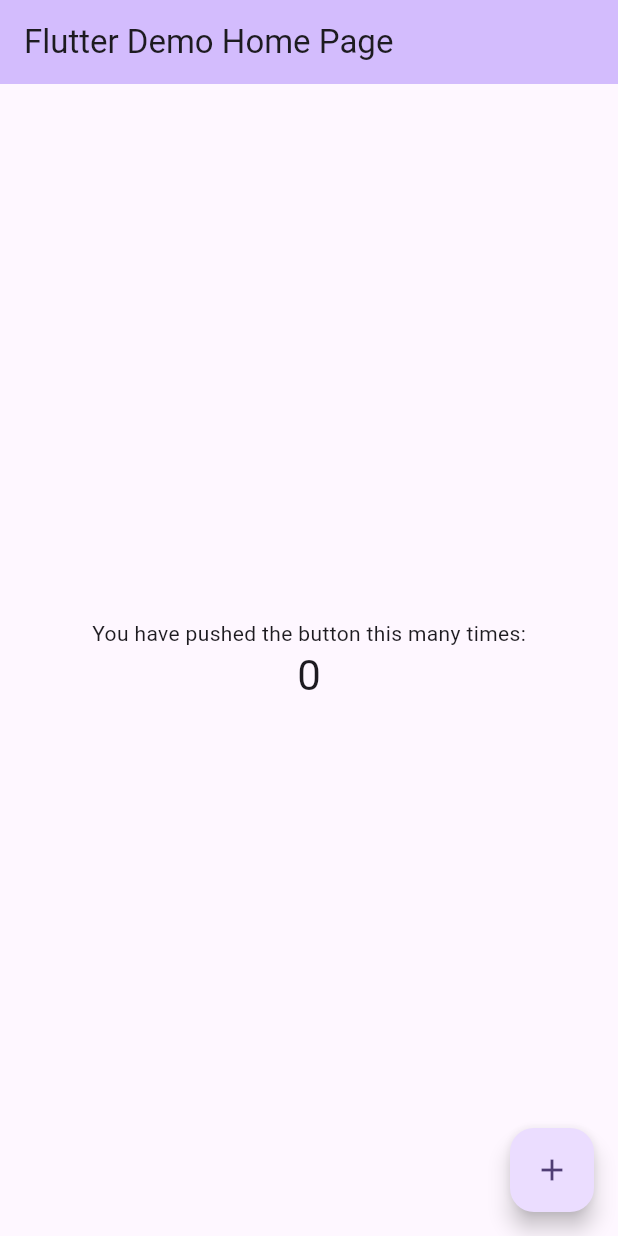
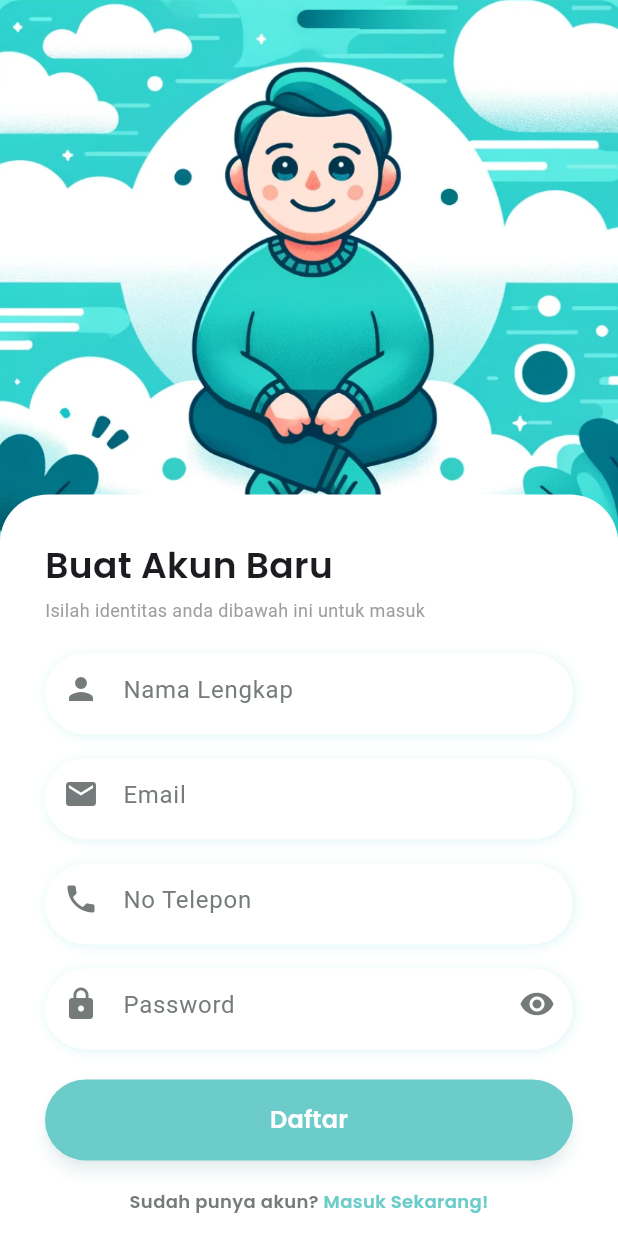
Before and after one commit to bayuhadi863/penstore-ecommerce-mobile-app, a Flutter app: the screen it shows after launch, on a phone screen of 412 x 824 dp. Run offline on Flutter 3.47's test engine with Material 3 defaults, Android fonts, the light colour scheme and no system bars.

Commit message:
login and register ui

```diff
--- a/lib/main.dart
+++ b/lib/main.dart
@@ -1,6 +1,12 @@
 import 'package:flutter/material.dart';
+import 'package:flutter/services.dart';
+import 'package:penstore/screens/auth/register_screen.dart';
 
 void main() {
+  WidgetsFlutterBinding.ensureInitialized();
+  SystemChrome.setPreferredOrientations([
+    DeviceOrientation.portraitUp,
+  ]);
   runApp(const MyApp());
 }
 
@@ -11,7 +17,8 @@
   @override
   Widget build(BuildContext context) {
     return MaterialApp(
-      title: 'Flutter Demo',
+      debugShowCheckedModeBanner: false,
+      title: 'PENSTORE',
       theme: ThemeData(
         // This is the theme of your application.
         //
@@ -31,95 +38,7 @@
         colorScheme: ColorScheme.fromSeed(seedColor: Colors.deepPurple),
         useMaterial3: true,
       ),
-      home: const MyHomePage(title: 'Flutter Demo Home Page'),
+      home: const RegisterScreen(),
     );
   }
 }
-
-class MyHomePage extends StatefulWidget {
-  const MyHomePage({super.key, required this.title});
-
-  // This widget is the home page of your application. It is stateful, meaning
-  // that it has a State object (defined below) that contains fields that affect
-  // how it looks.
-
-  // This class is the configuration for the state. It holds the values (in this
-  // case the title) provided by the parent (in this case the App widget) and
-  // used by the build method of the State. Fields in a Widget subclass are
-  // always marked "final".
-
-  final String title;
-
-  @override
-  State<MyHomePage> createState() => _MyHomePageState();
-}
-
-class _MyHomePageState extends State<MyHomePage> {
-  int _counter = 0;
-
-  void _incrementCounter() {
-    setState(() {
-      // This call to setState tells the Flutter framework that something has
-      // changed in this State, which causes it to rerun the build method below
-      // so that the display can reflect the updated values. If we changed
-      // _counter without calling setState(), then the build method would not be
-      // called again, and so nothing would appear to happen.
-      _counter++;
-    });
-  }
-
-  @override
-  Widget build(BuildContext context) {
-    // This method is rerun every time setState is called, for instance as done
-    // by the _incrementCounter method above.
-    //
-    // The Flutter framework has been optimized to make rerunning build methods
-    // fast, so that you can just rebuild anything that needs updating rather
-    // than having to individually change instances of widgets.
-    return Scaffold(
-      appBar: AppBar(
-        // TRY THIS: Try changing the color here to a specific color (to
-        // Colors.amber, perhaps?) and trigger a hot reload to see the AppBar
-        // change color while the other colors stay the same.
-        backgroundColor: Theme.of(context).colorScheme.inversePrimary,
-        // Here we take the value from the MyHomePage object that was created by
-        // the App.build method, and use it to set our appbar title.
-        title: Text(widget.title),
-      ),
-      body: Center(
-        // Center is a layout widget. It takes a single child and positions it
-        // in the middle of the parent.
-        child: Column(
-          // Column is also a layout widget. It takes a list of children and
-          // arranges them vertically. By default, it sizes itself to fit its
-          // children horizontally, and tries to be as tall as its parent.
-          //
-          // Column has various properties to control how it sizes itself and
-          // how it positions its children. Here we use mainAxisAlignment to
-          // center the children vertically; the main axis here is the vertical
-          // axis because Columns are vertical (the cross axis would be
-          // horizontal).
-          //
-          // TRY THIS: Invoke "debug painting" (choose the "Toggle Debug Paint"
-          // action in the IDE, or press "p" in the console), to see the
-          // wireframe for each widget.
-          mainAxisAlignment: MainAxisAlignment.center,
-          children: <Widget>[
-            const Text(
-              'You have pushed the button this many times:',
-            ),
-            Text(
-              '$_counter',
-              style: Theme.of(context).textTheme.headlineMedium,
-            ),
-          ],
-        ),
-      ),
-      floatingActionButton: FloatingActionButton(
-        onPressed: _incrementCounter,
-        tooltip: 'Increment',
-        child: const Icon(Icons.add),
-      ), // This trailing comma makes auto-formatting nicer for build methods.
-    );
-  }
-}
--- /dev/null
+++ b/lib/screens/auth/register_screen.dart
@@ -0,0 +1,222 @@
+import 'package:flutter/material.dart';
+import 'package:penstore/screens/auth/login_screen.dart';
+import 'package:penstore/widgets/text_form_field.dart';
+
+class RegisterScreen extends StatefulWidget {
+  const RegisterScreen({super.key});
+
+  @override
+  State<RegisterScreen> createState() => _RegisterScreenState();
+}
+
+class _RegisterScreenState extends State<RegisterScreen> {
+  final FocusNode _emailFocusNode = FocusNode();
+  final FocusNode _passwordFocusNode = FocusNode();
+  final FocusNode _nameFocusNode = FocusNode();
+  final FocusNode _phoneFocusNode = FocusNode();
+  bool _isObscure = true;
+
+  @override
+  void dispose() {
+    _emailFocusNode.dispose();
+    _passwordFocusNode.dispose();
+    _nameFocusNode.dispose();
+    _phoneFocusNode.dispose();
+    super.dispose();
+  }
+
+  @override
+  Widget build(BuildContext context) {
+    final mediaQueryHeight = MediaQuery.of(context).size.height;
+    final mediaQueryWidth = MediaQuery.of(context).size.width;
+
+    return Scaffold(
+      body: SingleChildScrollView(
+        child: SizedBox(
+          height: mediaQueryHeight,
+          width: mediaQueryWidth,
+          child: Stack(
+            children: [
+              // gambar
+              Container(
+                height: mediaQueryHeight * 0.437,
+                width: mediaQueryWidth,
+                decoration: const BoxDecoration(
+                  image: DecorationImage(
+                    image: AssetImage('assets/images/prabowo.png'),
+                    fit: BoxFit.cover,
+                  ),
+                ),
+              ),
+              // form register
+              Align(
+                alignment: Alignment.bottomCenter,
+                child: Container(
+                  height: mediaQueryHeight * 0.6,
+                  width: mediaQueryWidth,
+                  decoration: const BoxDecoration(
+                    color: Colors.white,
+                    borderRadius: BorderRadius.only(
+                      topLeft: Radius.circular(32),
+                      topRight: Radius.circular(32),
+                    ),
+                  ),
+                  child: Stack(
+                    children: [
+                      Padding(
+                        padding: const EdgeInsets.symmetric(
+                            horizontal: 30, vertical: 30),
+                        child: Column(
+                          mainAxisAlignment: MainAxisAlignment.start,
+                          crossAxisAlignment: CrossAxisAlignment.start,
+                          children: [
+                            const Text(
+                              'Buat Akun Baru',
+                              style: TextStyle(
+                                fontSize: 24,
+                                fontFamily: 'Poppins',
+                              ),
+                            ),
+                            const SizedBox(height: 5),
+                            const Text(
+                              'Isilah identitas anda dibawah ini untuk masuk',
+                              style: TextStyle(
+                                fontSize: 12,
+                                color: Colors.grey,
+                              ),
+                            ),
+                            const SizedBox(height: 20),
+                            CustomTextField(
+                              // controller: TextEditingController(),
+                              keyboardType: TextInputType.text,
+                              focusNode: _nameFocusNode,
+                              hintText: 'Nama Lengkap',
+                              prefixIcon: Icons.person,
+                              onSubmitted: (_) {
+                                FocusScope.of(context)
+                                    .requestFocus(_emailFocusNode);
+                              },
+                            ),
+                            const SizedBox(height: 16),
+                            CustomTextField(
+                              // controller: TextEditingController(),
+                              focusNode: _emailFocusNode,
+                              hintText: 'Email',
+                              prefixIcon: Icons.email,
+                              keyboardType: TextInputType.emailAddress,
+                              onSubmitted: (_) {
+                                FocusScope.of(context)
+                                    .requestFocus(_phoneFocusNode);
+                              },
+                            ),
+                            const SizedBox(height: 16),
+                            CustomTextField(
+                              // controller: TextEditingController(),
+                              focusNode: _phoneFocusNode,
+                              hintText: 'No Telepon',
+                              prefixIcon: Icons.phone,
+                              keyboardType: TextInputType.phone,
+                              onSubmitted: (_) {
+                                FocusScope.of(context)
+                                    .requestFocus(_passwordFocusNode);
+                              },
+                            ),
+                            const SizedBox(height: 16),
+                            CustomTextField(
+                              keyboardType: TextInputType.visiblePassword,
+                              // controller: TextEditingController(),
+                              focusNode: _passwordFocusNode,
+                              hintText: 'Password',
+                              prefixIcon: Icons.lock,
+                              obscureText: _isObscure,
+                              suffixIcon: GestureDetector(
+                                onTap: () {
+                                  setState(() {
+                                    _isObscure = !_isObscure;
+                                  });
+                                },
+                                child: Icon(
+                                  _isObscure
+                                      ? Icons.visibility
+                                      : Icons.visibility_off,
+                                  color: const Color(0xFF757B7B),
+                                ),
+                              ),
+                              onSubmitted: (_) {
+                                _passwordFocusNode.unfocus();
+                              },
+                            ),
+                            const SizedBox(height: 20),
+                            ElevatedButton(
+                              style: ElevatedButton.styleFrom(
+                                backgroundColor: const Color(0xFF6BCCC9),
+                                shape: RoundedRectangleBorder(
+                                  borderRadius: BorderRadius.circular(27),
+                                ),
+                                shadowColor:
+                                    const Color(0xFF91E0DD).withOpacity(0.3),
+                                visualDensity: VisualDensity.standard,
+                                elevation: 4,
+                                minimumSize: const Size(double.infinity, 54),
+                              ),
+                              onPressed: () {},
+                              child: const Text(
+                                'Daftar',
+                                style: TextStyle(
+                                  fontSize: 16,
+                                  fontFamily: 'Poppins',
+                                  color: Colors.white,
+                                ),
+                              ),
+                            ),
+                          ],
+                        ),
+                      ),
+                      Align(
+                        alignment: Alignment.bottomCenter,
+                        child: Padding(
+                          padding: const EdgeInsets.only(bottom: 15),
+                          child: Row(
+                            mainAxisAlignment: MainAxisAlignment.center,
+                            children: [
+                              const Text(
+                                'Sudah punya akun? ',
+                                style: TextStyle(
+                                  color: Color(0xFF757B7B),
+                                  fontSize: 12,
+                                  fontFamily: 'Poppins',
+                                ),
+                              ),
+                              GestureDetector(
+                                onTap: () {
+                                  Navigator.push(
+                                    context,
+                                    MaterialPageRoute(
+                                      builder: (context) => const LoginScreen(),
+                                    ),
+                                  );
+                                },
+                                child: const Text(
+                                  'Masuk Sekarang!',
+                                  style: TextStyle(
+                                    color: Color(0xFF6BCCC9),
+                                    fontSize: 12,
+                                    fontFamily: 'Poppins',
+                                  ),
+                                ),
+                              ),
+                            ],
+                          ),
+                        ),
+                      ),
+                    ],
+                  ),
+                ),
+              ),
+            ],
+          ),
+        ),
+      ),
+    );
+  }
+}
--- /dev/null
+++ b/lib/widgets/text_form_field.dart
@@ -0,0 +1,94 @@
+// ignore_for_file: public_member_api_docs, sort_constructors_first
+import 'package:flutter/material.dart';
+
+// ignore: must_be_immutable
+class CustomTextField extends StatefulWidget {
+  // final TextEditingController controller;
+  final FocusNode focusNode;
+  final String hintText;
+  final IconData prefixIcon;
+  bool obscureText;
+  final Function(String)? onSubmitted;
+  final GestureDetector? suffixIcon;
+  final TextInputType keyboardType;
+
+  CustomTextField({
+    super.key,
+    // required this.controller,
+    required this.focusNode,
+    required this.hintText,
+    required this.prefixIcon,
+    this.obscureText = false,
+    this.onSubmitted,
+    this.suffixIcon,
+    required this.keyboardType,
+  });
+
+  @override
+  // ignore: library_private_types_in_public_api
+  _CustomTextFieldState createState() => _CustomTextFieldState();
+}
+
+class _CustomTextFieldState extends State<CustomTextField> {
+  @override
+  Widget build(BuildContext context) {
+    return Container(
+      height: 54,
+      width: double.infinity,
+      decoration: BoxDecoration(
+        color: Colors.white,
+        borderRadius: BorderRadius.circular(27),
+        boxShadow: [
+          BoxShadow(
+            color: const Color(0xFF91E0DD).withOpacity(0.3),
+            blurRadius: 6,
+            offset: const Offset(1, 1),
+          ),
+        ],
+      ),
+      child: TextField(
+        // controller: widget.controller,
+        textAlignVertical: TextAlignVertical.center,
+        keyboardType: widget.keyboardType,
+        focusNode: widget.focusNode,
+        cursorColor: const Color(0xFF6BCCC9),
+        obscureText: widget.obscureText,
+        decoration: InputDecoration(
+          hintText: widget.hintText,
+          hintStyle: const TextStyle(
+            color: Color(0xFF757B7B),
+            fontSize: 16,
+            fontWeight: FontWeight.normal,
+            height: BorderSide.strokeAlignCenter,
+          ),
+          border: InputBorder.none,
+          focusedBorder: OutlineInputBorder(
+            borderSide: const BorderSide(
+              color: Color(0xFF6BCCC9),
+            ),
+            borderRadius: BorderRadius.circular(27),
+          ),
+          // ignore: unnecessary_null_comparison
+          prefixIcon: widget.prefixIcon != null
+              ? Icon(widget.prefixIcon, color: const Color(0xFF757B7B))
+              : null,
+          suffixIcon: widget.suffixIcon != null
+              ? GestureDetector(
+                  onTap: () {
+                    // Toggle obscureText
+                    setState(() {
+                      widget.obscureText = !widget.obscureText;
+                    });
+                  },
+                  child: Icon(
+                    widget.obscureText ? Icons.visibility : Icons.visibility_off,
+                    color: const Color(0xFF757B7B),
+                  ),
+                )
+              : null,
+        ),
+        onSubmitted: widget.onSubmitted,
+      ),
+    );
+  }
+}
```
Also changed, not shown: lib/screens/auth/login_screen.dart (added, +196 -0 lines), lib/screens/home_screen.dart (added, +10 -0 lines), pubspec.yaml (+8 -7 lines), assets/fonts/PoppinsSemiBold.ttf (added), assets/images/prabowo.png (added), pubspec.lock, 2 other files.
